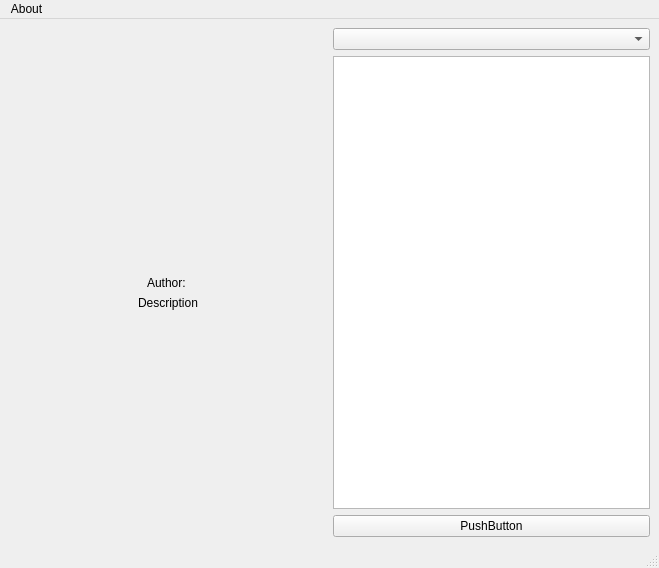
Old version of the form ClientDownloadGuard/MainPanelWindow.ui in the repository Luminatione/ClientDownloadGuard.
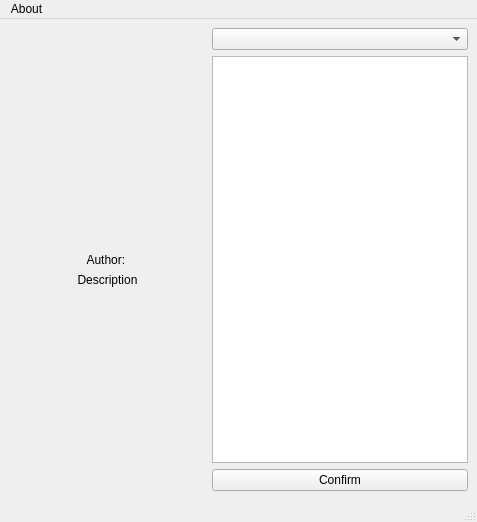
New version of the form.

```diff
--- a/ClientDownloadGuard/MainPanelWindow.ui
+++ b/ClientDownloadGuard/MainPanelWindow.ui
@@ -6,8 +6,8 @@
    <rect>
     <x>0</x>
     <y>0</y>
-    <width>659</width>
-    <height>568</height>
+    <width>477</width>
+    <height>522</height>
    </rect>
   </property>
   <property name="windowTitle">
@@ -19,12 +19,42 @@
      <layout class="QVBoxLayout" name="verticalLayout">
       <item>
        <widget class="QLabel" name="currentStateGraphic">
+        <property name="sizePolicy">
+         <sizepolicy hsizetype="Fixed" vsizetype="Minimum">
+          <horstretch>0</horstretch>
+          <verstretch>0</verstretch>
+         </sizepolicy>
+        </property>
+        <property name="minimumSize">
+         <size>
+          <width>128</width>
+          <height>128</height>
+         </size>
+        </property>
+        <property name="maximumSize">
+         <size>
+          <width>166660</width>
+          <height>166660</height>
+         </size>
+        </property>
+        <property name="baseSize">
+         <size>
+          <width>0</width>
+          <height>0</height>
+         </size>
+        </property>
         <property name="frameShadow">
          <enum>QFrame::Plain</enum>
         </property>
         <property name="text">
          <string/>
         </property>
+        <property name="scaledContents">
+         <bool>false</bool>
+        </property>
+        <property name="alignment">
+         <set>Qt::AlignCenter</set>
+        </property>
         <property name="wordWrap">
          <bool>false</bool>
         </property>
@@ -76,7 +106,7 @@
       <item>
        <widget class="QPushButton" name="confirmButton">
         <property name="text">
-         <string>PushButton</string>
+         <string>Confirm</string>
         </property>
        </widget>
       </item>
@@ -89,7 +119,7 @@
     <rect>
      <x>0</x>
      <y>0</y>
-     <width>659</width>
+     <width>477</width>
      <height>22</height>
     </rect>
    </property>
```
Left out of the diff: 4 changed lines with no effect on the pictures.
